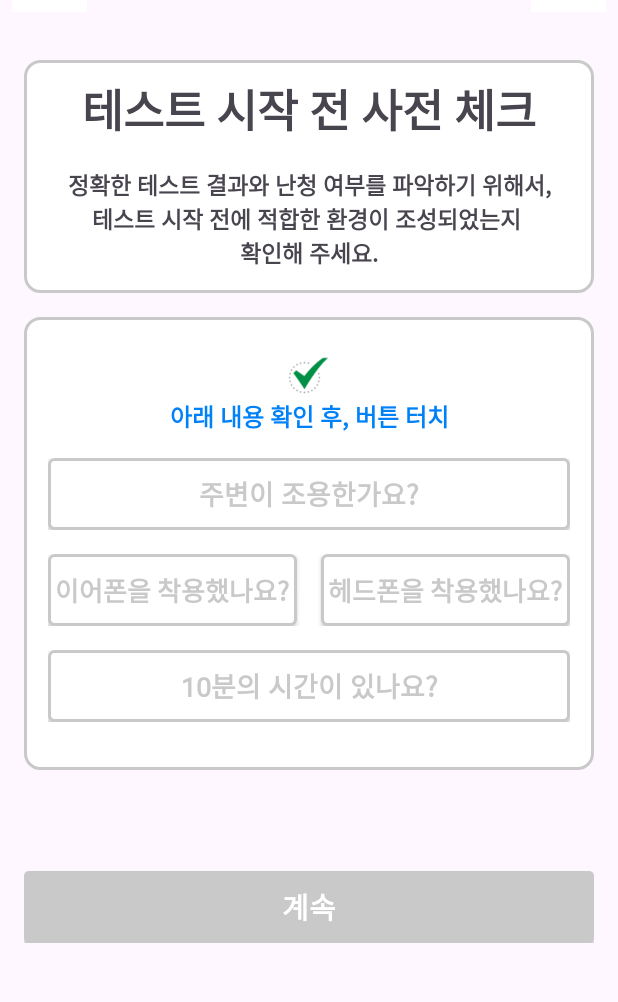
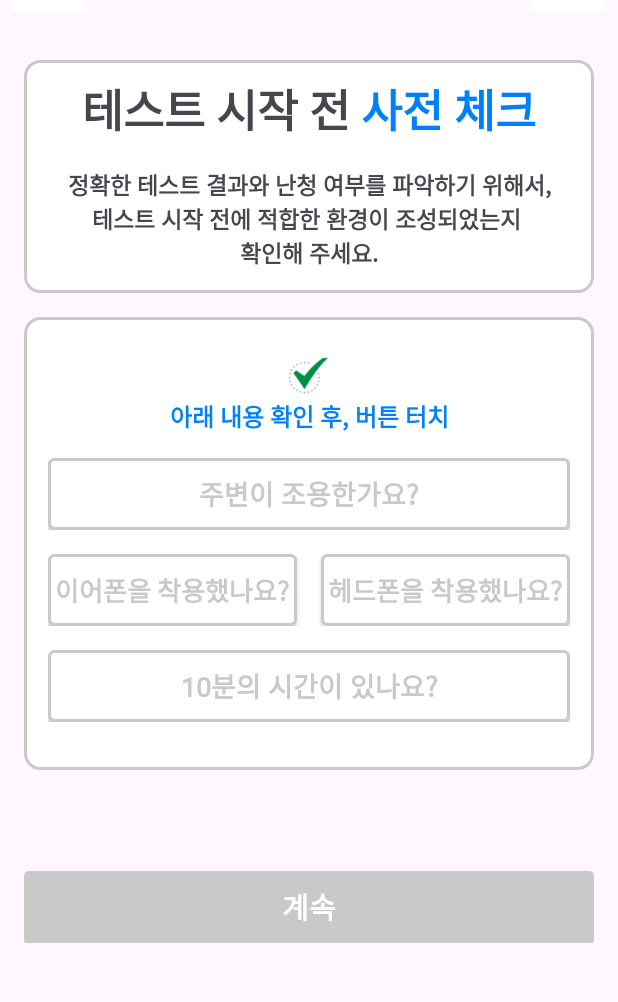
Before and after one commit to kabi98/HearFi_SS, an Android app: the SrtDesc02Activity screen opened directly, with no data from a screen before it, on a phone screen of 412 x 824 dp, the part 78-1080 px from its top. Run offline under Robolectric (Android 15) with nearby library versions, the phone set to English and light mode, and no system bars.

Commit message:
2023.11.17 - SrtDesc02Activity 수정
테스트 전 체크 사항 화면 구현

```diff
--- a/HearFiSS_01/app/src/main/java/com/example/hearfiss_01/global/TConst.java
+++ b/HearFiSS_01/app/src/main/java/com/example/hearfiss_01/global/TConst.java
@@ -33,7 +33,7 @@ public final class TConst {
     public static final int WRS_SCORE_BOUNDARY []   = {96,          86,     80,     70,     50,     0};
     public static final String WRS_SCORE_STR []     = {"매우 우수",  "우수",  "좋음",  "보통", "저조",  "매우 저조"};
 
-    public static final int T_PTT = 21;
+    public static final int T_SRT = 21;
     public static final int T_WRS = 22;
 
     public static final String STR_PTT_TYPE = "PTA";
--- a/HearFiSS_01/app/src/main/java/com/example/hearfiss_01/views/PTT/PttDesc02Activity.java
+++ b/HearFiSS_01/app/src/main/java/com/example/hearfiss_01/views/PTT/PttDesc02Activity.java
@@ -43,7 +43,7 @@ public class PttDesc02Activity extends AppCompatActivity
         m_ImgBtnNext.setOnClickListener(this);
         m_ImgBtnNext.setClickable(false);
 
-        GlobalVar.g_TestType = TConst.T_PTT;
+//        GlobalVar.g_TestType = TConst.T_PTT;
         GlobalVar.g_TestSide = TConst.T_RIGHT;
 
         changeTextColorFromStartToEnd(R.id.textView, "#0181F8", 9, 14);
--- a/HearFiSS_01/app/src/main/java/com/example/hearfiss_01/views/SRT/SrtDesc02Activity.java
+++ b/HearFiSS_01/app/src/main/java/com/example/hearfiss_01/views/SRT/SrtDesc02Activity.java
@@ -1,16 +1,158 @@
 package com.example.hearfiss_01.views.SRT;
 
 import androidx.appcompat.app.AppCompatActivity;
+import androidx.appcompat.widget.AppCompatButton;
 
+import android.annotation.SuppressLint;
+import android.content.Intent;
+import android.graphics.Color;
 import android.os.Bundle;
+import android.text.Spannable;
+import android.text.SpannableStringBuilder;
+import android.text.style.ForegroundColorSpan;
+import android.util.Log;
+import android.view.View;
+import android.widget.CompoundButton;
+import android.widget.ImageButton;
+import android.widget.TextView;
+import android.widget.ToggleButton;
 
 import com.example.hearfiss_01.R;
+import com.example.hearfiss_01.global.GlobalVar;
+import com.example.hearfiss_01.global.TConst;
+import com.example.hearfiss_01.views.Common.MenuActivity;
+import com.example.hearfiss_01.views.PTT.PttDesc01Activity;
 
-public class SrtDesc02Activity extends AppCompatActivity {
+public class SrtDesc02Activity extends AppCompatActivity
+        implements View.OnClickListener, CompoundButton.OnCheckedChangeListener {
 
+    String m_TAG = "SrtDesc02Activity";
+
+    AppCompatButton m_ImgBtnNext;
+
+    ImageButton m_ImgBtnBack, m_ImgBtnHome;
+    String m_packname;
+
+    ToggleButton m_CheckBtnOne, m_CheckBtnTwo_1,m_CheckBtnTwo_2, m_CheckBtnThree;
+
+    @SuppressLint("MissingInflatedId")
     @Override
     protected void onCreate(Bundle savedInstanceState) {
         super.onCreate(savedInstanceState);
         setContentView(R.layout.activity_srt_desc02);
+        m_packname = getPackageName();
+
+        m_ImgBtnNext = findViewById(R.id.imgBtnSrtDesc02Next);
+        m_ImgBtnNext.setOnClickListener(this);
+        m_ImgBtnNext.setClickable(false);
+
+        GlobalVar.g_TestType = TConst.T_SRT;
+        GlobalVar.g_TestSide = TConst.T_RIGHT;
+
+        changeTextColorFromStartToEnd(R.id.textView, "#0181F8", 9, 14);
+
+        m_CheckBtnOne = findViewById(R.id.check1Btn);
+        m_CheckBtnOne.setOnCheckedChangeListener(this);
+
+        m_CheckBtnTwo_1 = findViewById(R.id.check2_1Btn);
+        m_CheckBtnTwo_1.setOnCheckedChangeListener(this);
+
+        m_CheckBtnTwo_2 = findViewById(R.id.check2_2Btn);
+        m_CheckBtnTwo_2.setOnCheckedChangeListener(this);
+
+        m_CheckBtnThree = findViewById(R.id.check3Btn);
+        m_CheckBtnThree.setOnCheckedChangeListener(this);
+
+        findAndSetHomeBack();
+
     }
+
+
+    private void findAndSetHomeBack() {
+        m_ImgBtnBack = findViewById(R.id.imgBtnBack);
+        m_ImgBtnBack.setOnClickListener(this);
+
+        m_ImgBtnHome = findViewById(R.id.imgBtnHome);
+        m_ImgBtnHome.setOnClickListener(this);
+    }
+
+    @Override
+    public void onBackPressed() {
+        startActivityAndFinish(SrtDesc01Activity.class);
+    }
+
+
+    @Override
+    public void onClick(View view) {
+        if (view.getId() == R.id.imgBtnBack) {
+            Log.d(m_TAG, "onClick - imgBtnBack");
+            startActivityAndFinish(PttDesc01Activity.class);
+
+        } else if (view.getId() == R.id.imgBtnHome) {
+            Log.d(m_TAG, "onClick - imgBtnHome");
+            startActivityAndFinish(MenuActivity.class);
+        }
+    }
+
+    @Override
+    public void onCheckedChanged(CompoundButton compoundButton, boolean isChecked) {
+        if (isChecked) {
+            compoundButton.setTextColor(getColor(R.color.white));
+            onCheckedToggleEarHead(compoundButton);
+
+        } else {
+            compoundButton.setTextColor(getColor(R.color.gray));
+
+        }
+        CheckCheck();
+    }
+
+
+    private void onCheckedToggleEarHead(CompoundButton compoundButton) {
+        if(compoundButton.getId() == R.id.check2_1Btn){
+
+            GlobalVar.g_PttStrPhone = TConst.DEFAULT_PHONE;
+            GlobalVar.g_PttStrDevice = TConst.DEFAULT_EARPHONE;
+
+            m_CheckBtnTwo_2.setChecked(false);
+
+        } else if(compoundButton.getId() == R.id.check2_2Btn){
+
+            GlobalVar.g_PttStrPhone = TConst.DEFAULT_PHONE;
+            GlobalVar.g_PttStrDevice = TConst.DEFAULT_HEADPHONE;
+            m_CheckBtnTwo_1.setChecked(false);
+
+        }
+    }
+    private void CheckCheck() {
+        if((m_CheckBtnOne.isChecked())
+                & ((m_CheckBtnTwo_1.isChecked())|(m_CheckBtnTwo_2.isChecked()))
+                & (m_CheckBtnThree.isChecked())){
+
+            m_ImgBtnNext.setClickable(true);
+            m_ImgBtnNext.setBackgroundResource(getResources().getIdentifier("blue_button","drawable", m_packname));
+            m_ImgBtnNext.setOnClickListener(this);
+
+        }else{
+            m_ImgBtnNext.setClickable(false);
+            m_ImgBtnNext.setBackgroundResource(getResources().getIdentifier("gray_button","drawable", m_packname));
+
+        }
+    }
+
+
+    private void changeTextColorFromStartToEnd(int idRes, String strColor, int iStart, int iEnd) {
+        TextView tvText = findViewById(idRes);
+        String strText = tvText.getText().toString();
+        SpannableStringBuilder ssbText = new SpannableStringBuilder(strText);
+        ssbText.setSpan(new ForegroundColorSpan(Color.parseColor(strColor)),iStart,iEnd, Spannable.SPAN_EXCLUSIVE_EXCLUSIVE);
+        tvText.setText(ssbText);
+    }
+
+    private void startActivityAndFinish(Class<?> clsStart) {
+        Intent intent = new Intent(getApplicationContext(), clsStart);
+        startActivity(intent);
+        finish();
+    }
+
 }
--- a/HearFiSS_01/app/src/main/res/layout/activity_srt_desc02.xml
+++ b/HearFiSS_01/app/src/main/res/layout/activity_srt_desc02.xml
@@ -246,7 +246,7 @@
                 android:layout_marginEnd="16dp"
                 >
                 <androidx.appcompat.widget.AppCompatButton
-                    android:id="@+id/imgBtnPttDesc02Next"
+                    android:id="@+id/imgBtnSrtDesc02Next"
                     android:layout_width="match_parent"
                     android:layout_height="wrap_content"
                     android:background="@drawable/gray_button"
```
